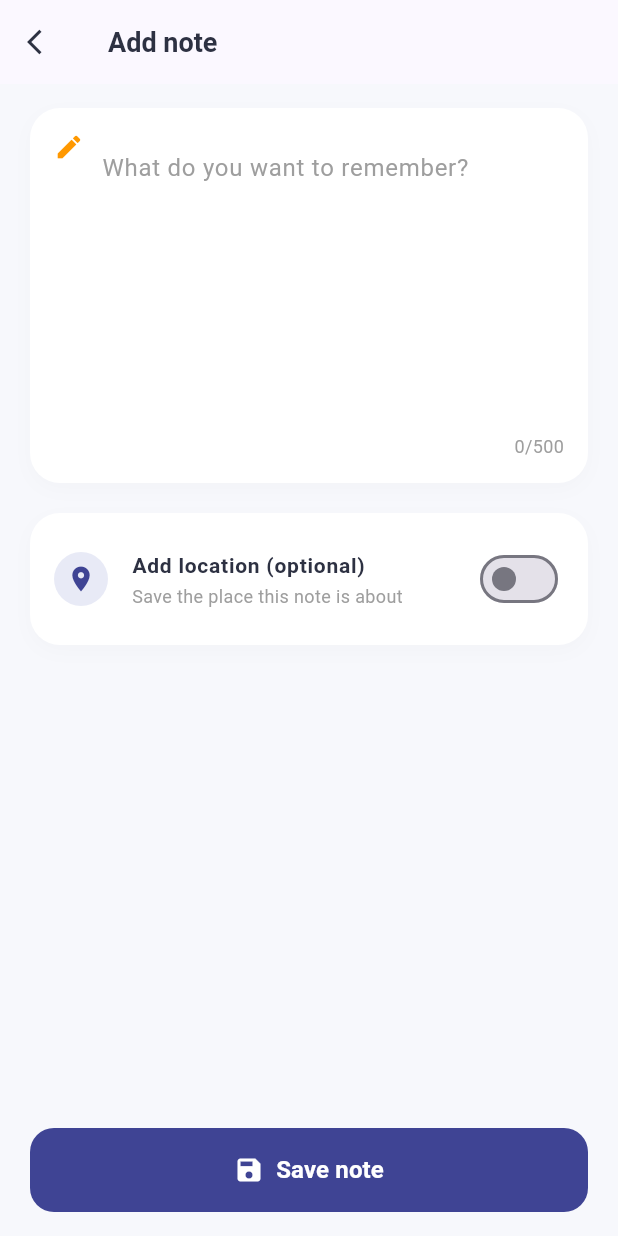
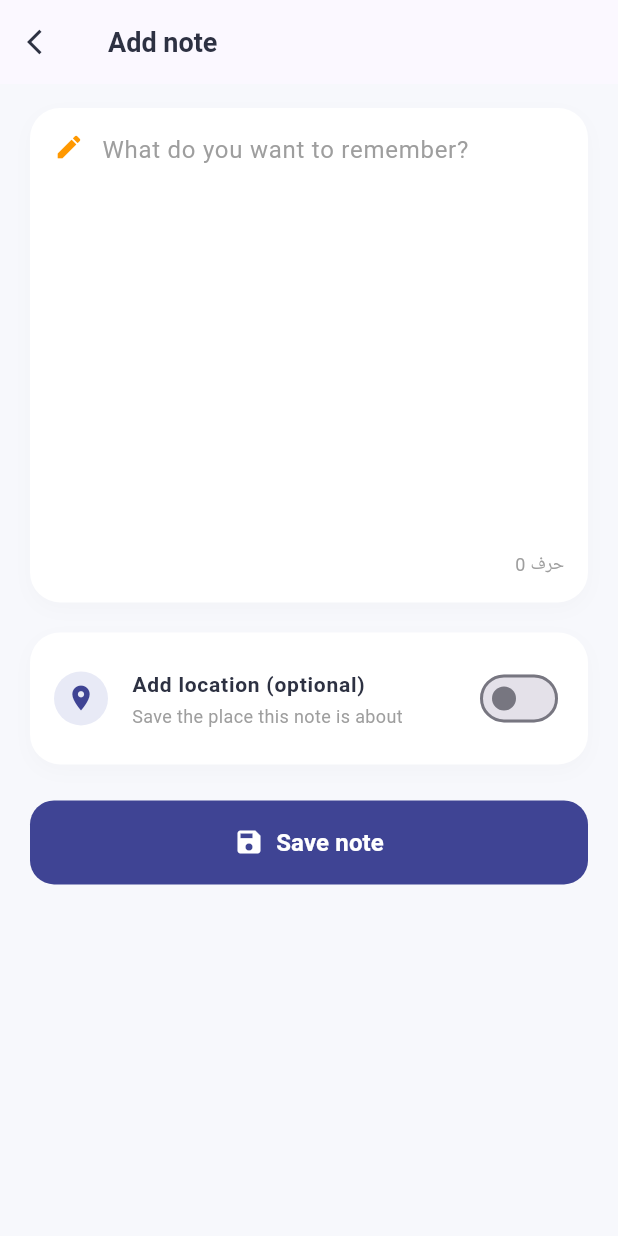
Before and after one commit to mohamedmahmouddorah/note-nest, a Flutter app: the screen it shows after launch, after a tap on the "add" icon, on a phone screen of 412 x 824 dp. Run offline on Flutter 3.47's test engine with Material 3 defaults, Android fonts, the phone set to English and light mode, and no system bars; our stand-ins replace floor, geocoding, geolocator, sqflite, sqflite_common_ffi; missing offline and left inert: shake; accounts and stored records are empty; generated files the repository leaves out were written again.

Commit message:
remove limte text node

```diff
--- a/lib/pages/add_note_page.dart
+++ b/lib/pages/add_note_page.dart
@@ -127,16 +127,18 @@ class _AddNotePageState extends State<AddNotePage> {
           style: TextStyle(color: Color(0xFF2D3142), fontSize: 18, fontWeight: FontWeight.bold),
         ),
       ),
-      body: Padding(
+      body: SingleChildScrollView(
         padding: const EdgeInsets.symmetric(horizontal: 20.0, vertical: 16.0),
         child: Column(
           children: [
-            Expanded(
-              child: SingleChildScrollView(
-                child: Column(
-                  children: [
-                    Container(
-                      height: 250,
+            LayoutBuilder(
+              builder: (context, constraints) {
+                final maxHeight = MediaQuery.of(context).size.height * 0.40;
+                return Container(
+                  constraints: BoxConstraints(
+                    minHeight: 160,
+                    maxHeight: maxHeight,
+                  ),
                   padding: const EdgeInsets.all(16),
                   decoration: BoxDecoration(
                     color: Colors.white,
@@ -146,8 +148,10 @@ class _AddNotePageState extends State<AddNotePage> {
                     ],
                   ),
                   child: Column(
+                    mainAxisSize: MainAxisSize.min,
                     children: [
-                          Row(
+                      Expanded(
+                        child: Row(
                           crossAxisAlignment: CrossAxisAlignment.start,
                           children: [
                             const Icon(Icons.edit, color: Colors.orange, size: 20),
@@ -156,31 +160,36 @@ class _AddNotePageState extends State<AddNotePage> {
                               child: TextField(
                                 controller: _contentController,
                                 maxLines: null,
-                                  maxLength: 500,
+                                keyboardType: TextInputType.multiline,
+                                scrollPhysics: const BouncingScrollPhysics(),
                                 decoration: const InputDecoration(
                                   hintText: 'What do you want to remember?',
                                   hintStyle: TextStyle(color: Colors.grey, fontSize: 16),
                                   border: InputBorder.none,
-                                    counterText: "",
+                                  isDense: true,
+                                  contentPadding: EdgeInsets.zero,
                                 ),
                                 style: const TextStyle(fontSize: 16, color: Color(0xFF2D3142)),
                               ),
                             ),
                           ],
                         ),
-                          const Spacer(),
+                      ),
+                      const SizedBox(height: 8),
                       Align(
                         alignment: Alignment.bottomRight,
                         child: ValueListenableBuilder<TextEditingValue>(
                           valueListenable: _contentController,
                           builder: (_, value, _) => Text(
-                                '${value.text.length}/500',
+                            '${value.text.length} حرف',
                             style: const TextStyle(color: Colors.grey, fontSize: 12),
                           ),
                         ),
                       ),
                     ],
                   ),
+                );
+              },
             ),
             const SizedBox(height: 20),
             Container(
@@ -255,10 +264,7 @@ class _AddNotePageState extends State<AddNotePage> {
                 ],
               ),
             ),
-                  ],
-                ),
-              ),
-            ),
+            const SizedBox(height: 24),
             _isSaving
                 ? const Center(child: CircularProgressIndicator())
                 : ElevatedButton(
```
Also changed, not shown: lib/pages/edit_note_page.dart (+22 -16 lines), 3 other files. Lines whose indentation alone changed are shown as unchanged.
